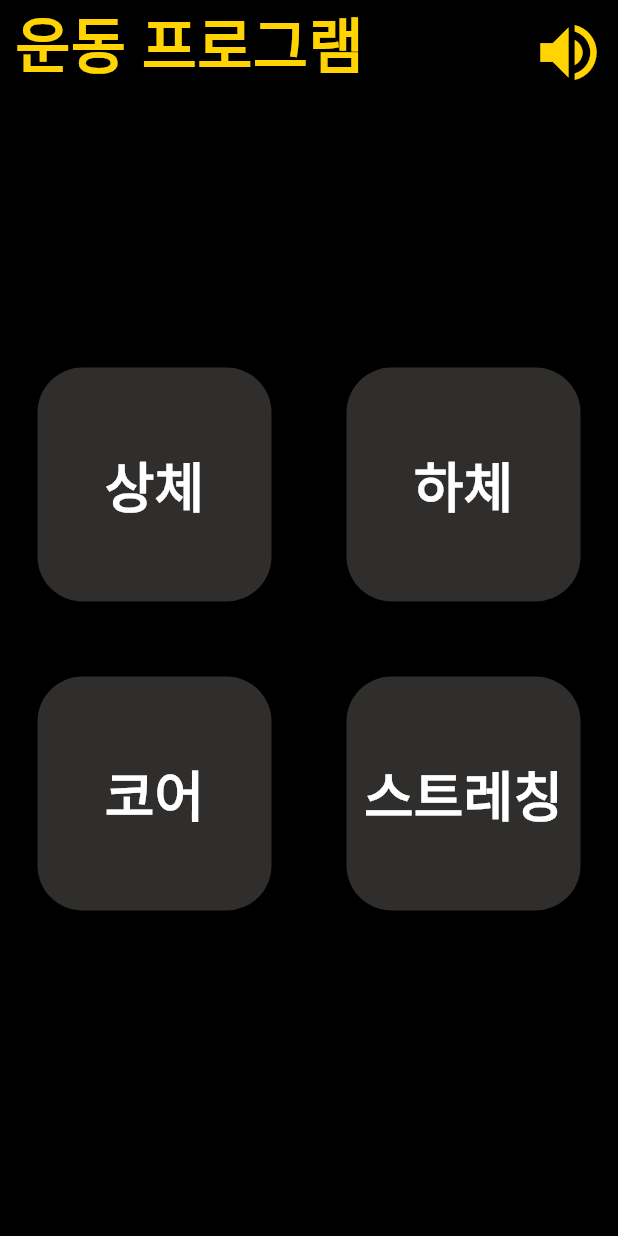
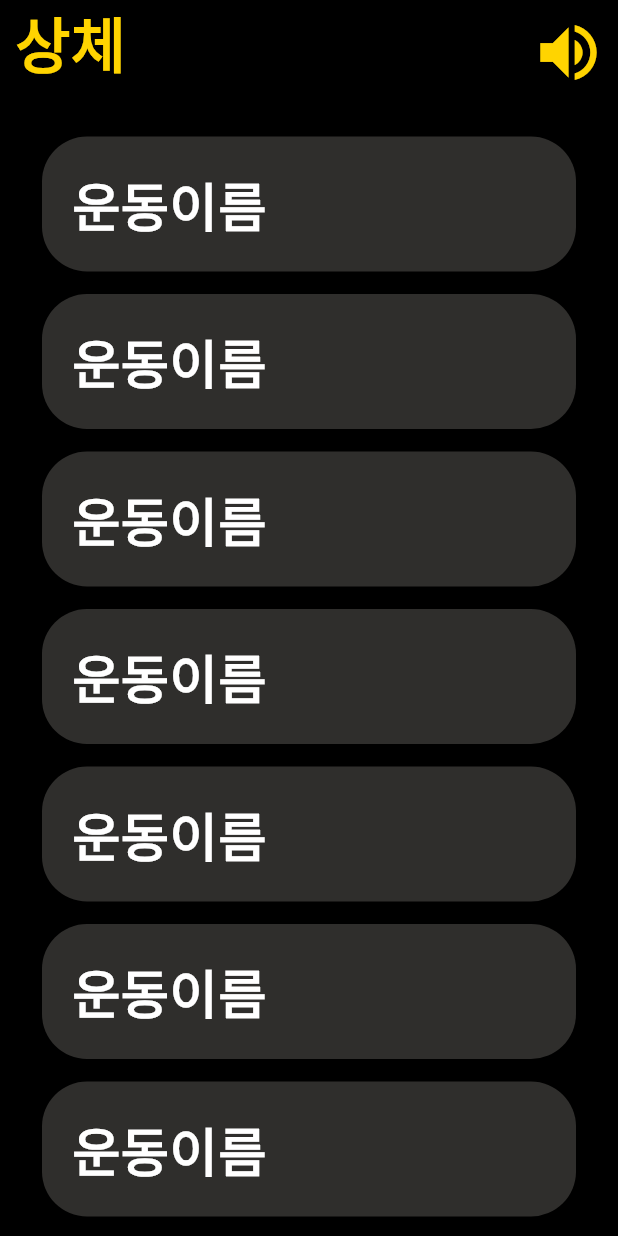
Before and after one commit to BeyondVision-NalBao/2024-BeyondVision-SolutionChallenge, a Flutter app: the NewWorkOut screen opened directly, after a tap on "상체", on a phone screen of 412 x 824 dp. Run offline on Flutter 3.47's test engine with Material 3 defaults, Android fonts, the phone set to English and light mode, and no system bars; our stand-ins replace camera, carousel_slider, fl_chart, google_sign_in, speech_to_text, table_calendar.

Commit message:
feat: create workout detail page - 카테고리 별로 운동을 구분한다.

```diff
--- a/lib/ui/workout/widgets/workout_big_box.dart
+++ b/lib/ui/workout/widgets/workout_big_box.dart
@@ -1,4 +1,5 @@
 import 'package:beyond_vision/core/constants.dart';
+import 'package:beyond_vision/ui/workout/widgets/workout_categories.dart';
 import 'package:flutter/material.dart';
 
 class BigBox extends StatelessWidget {
@@ -19,7 +20,29 @@ class BigBox extends StatelessWidget {
               borderRadius: BorderRadius.circular(30),
             ),
           ),
-          onPressed: () {},
+          onPressed: () {
+            if (name == "상체") {
+              Navigator.push(
+                  context,
+                  MaterialPageRoute(
+                      builder: (context) => const Categories(cate: "상체")));
+            } else if (name == "하체") {
+              Navigator.push(
+                  context,
+                  MaterialPageRoute(
+                      builder: (context) => const Categories(cate: "하체")));
+            } else if (name == "코어") {
+              Navigator.push(
+                  context,
+                  MaterialPageRoute(
+                      builder: (context) => const Categories(cate: "코어")));
+            } else {
+              Navigator.push(
+                  context,
+                  MaterialPageRoute(
+                      builder: (context) => const Categories(cate: "스트레칭")));
+            }
+          },
           child: Center(
             child: Text(
               name,
--- /dev/null
+++ b/lib/ui/workout/widgets/workout_categories.dart
@@ -0,0 +1,34 @@
+import 'package:beyond_vision/core/constants.dart';
+import 'package:beyond_vision/ui/appbar.dart';
+import 'package:beyond_vision/ui/workout/widgets/workout_detail.dart';
+import 'package:flutter/material.dart';
+
+class Categories extends StatelessWidget {
+  final String cate;
+
+  const Categories({
+    super.key,
+    required this.cate,
+  });
+
+  @override
+  Widget build(BuildContext context) {
+    return Scaffold(
+      appBar: MyAppBar(context, titleText: cate),
+      backgroundColor: Colors.black,
+      body: Padding(
+        padding: const EdgeInsets.only(top: 8.0),
+        child: SizedBox(
+          width: MediaQuery.of(context).size.width,
+          height: MediaQuery.of(context).size.height,
+          child: ListView.builder(
+              padding: const EdgeInsets.all(8),
+              itemCount: 10,
+              itemBuilder: (BuildContext context, int index) {
+                return const WorkOutDetail(name: "운동이름");
+              }),
+        ),
+      ),
+    );
+  }
+}
--- /dev/null
+++ b/lib/ui/workout/widgets/workout_detail.dart
@@ -0,0 +1,36 @@
+import 'dart:ui';
+import 'package:beyond_vision/core/constants.dart';
+
+import 'package:flutter/material.dart';
+
+class WorkOutDetail extends StatelessWidget {
+  final String name;
+  const WorkOutDetail({super.key, required this.name});
+
+  @override
+  Widget build(BuildContext context) {
+    return Padding(
+      padding: const EdgeInsets.symmetric(horizontal: 20, vertical: 5),
+      child: Container(
+        margin: const EdgeInsets.only(bottom: 5),
+        decoration: BoxDecoration(
+            color: const Color(boxColor),
+            borderRadius: BorderRadius.circular(30)),
+        child: Padding(
+          padding: const EdgeInsets.all(20.0),
+          child: Row(children: [
+            SizedBox(
+              width: 200,
+              height: 50,
+              child: Text(name,
+                  style: const TextStyle(
+                      color: Colors.white,
+                      fontSize: 35,
+                      fontWeight: FontWeight.bold)),
+            ),
+          ]),
+        ),
+      ),
+    );
+  }
+}
```
